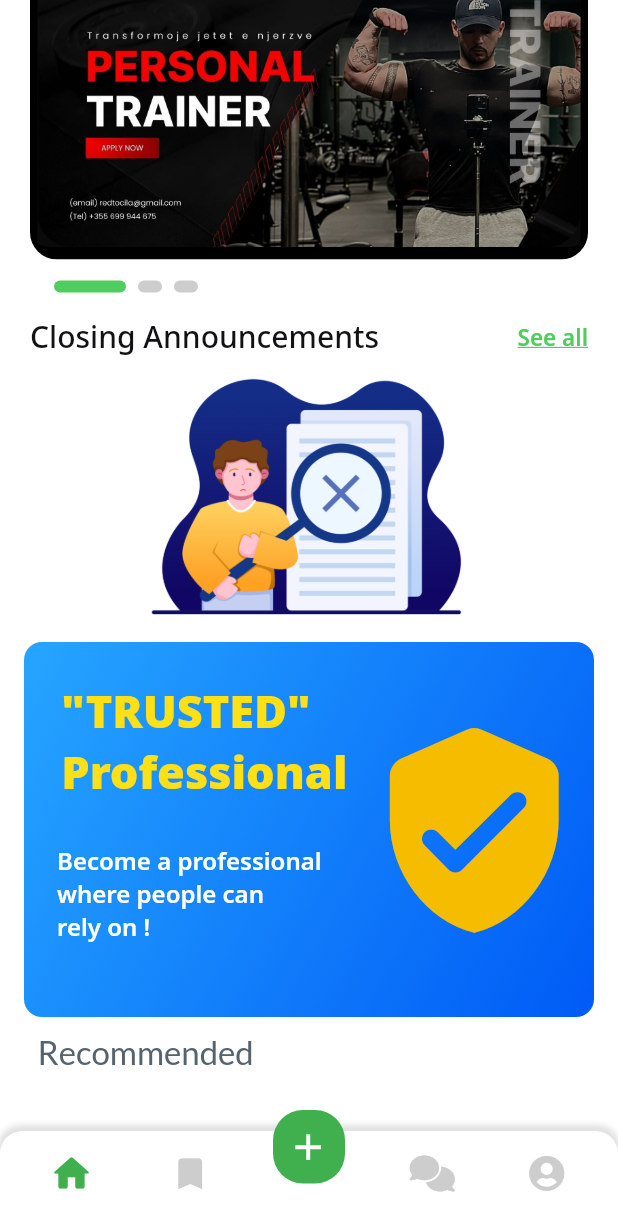
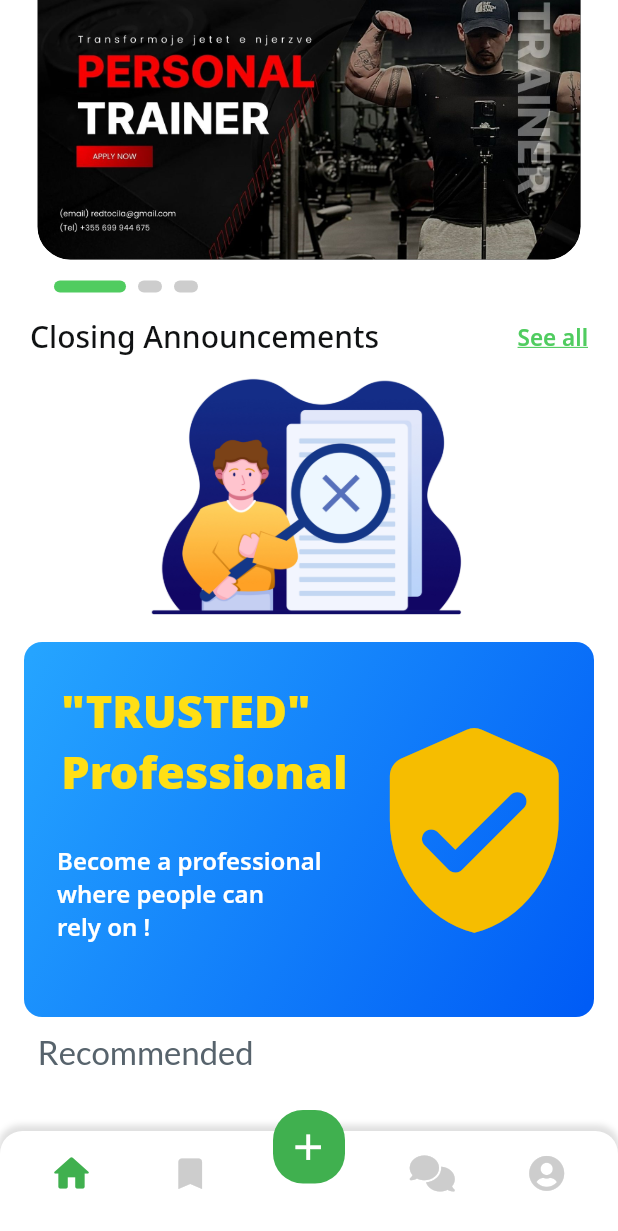
Before and after one commit to adrilevendi/kutagjej, a Flutter app: the screen it shows once a user with an empty profile is signed in, scrolled down 269 dp, on a phone screen of 412 x 824 dp. Shown: the top 1231 px of the screen. Run offline on Flutter 3.47's test engine with Material 3 defaults, Android fonts, the light colour scheme and no system bars; drawn by our look-alikes of flutter_animate, smooth_page_indicator; our stand-ins replace auto_size_text, badges, cached_network_image, chewie, cloud_firestore, easy_debounce and 24 more; missing offline and left inert: algolia, flutter_pannable_rating_bar, json_path, mime_type, text_search, twocheckout_flutter; accounts and stored records are empty; network calls fail.

Commit message:
fixed issue with corner of images

```diff
--- a/lib/main_page/home/home_widget.dart
+++ b/lib/main_page/home/home_widget.dart
@@ -847,35 +847,24 @@ class _HomeWidgetState extends State<HomeWidget> with TickerProviderStateMixin {
                                   PageController(initialPage: 0),
                               scrollDirection: Axis.horizontal,
                               children: [
-                                ClipRRect(
-                                  borderRadius: BorderRadius.circular(18.0),
-                                  child: Container(
-                                    width: 100.0,
-                                    // height: 100.0,
-                                    decoration: const BoxDecoration(
-                                      color: Colors.black,
-
-                                      // borderRadius: BorderRadius.only(
-                                      //   bottomLeft: Radius.circular(0.0),
-                                      //   bottomRight: Radius.circular(25.0),
-                                      //   topLeft: Radius.circular(0.0),
-                                      //   topRight: Radius.circular(25.0),
-                                      // ),
+                                Container(
+                                  margin:
+                                      const EdgeInsets.symmetric(horizontal: 5),
+                                  decoration: BoxDecoration(
+                                    color: Color.fromARGB(255, 10, 10, 10),
+                                    borderRadius: BorderRadius.circular(22.0),
                                   ),
-                                    child: Column(
-                                      mainAxisSize: MainAxisSize.max,
-                                      children: [
-                                        ClipRRect(
-                                          borderRadius:
-                                              BorderRadius.circular(12.0),
+                                  child: ClipRRect(
+                                    borderRadius: BorderRadius.circular(22.0),
                                     child: InkWell(
-                                            child: Container(
-                                              margin:
-                                                  const EdgeInsets.symmetric(
-                                                      horizontal: 5),
-                                              decoration: const BoxDecoration(
-                                                  color: Color.fromARGB(
-                                                      255, 10, 10, 10)),
+                                      onTap: () async {
+                                        final Uri url = Uri.parse(
+                                            'https://instagram.com/redtocila');
+                                        if (!await launchUrl(url)) {
+                                          throw Exception(
+                                              'Could not launch url');
+                                        }
+                                      },
                                       child: ClipRRect(
                                         borderRadius:
                                             BorderRadius.circular(22.0),
@@ -888,27 +877,17 @@ class _HomeWidgetState extends State<HomeWidget> with TickerProviderStateMixin {
                                         ),
                                       ),
                                     ),
-                                            onTap: () async {
-                                              final Uri url = Uri.parse(
-                                                  'https://instagram.com/redtocila');
-                                              if (!await launchUrl(url)) {
-                                                throw Exception(
-                                                    'Could not launch url');
-                                              }
-                                            },
-                                          ),
-                                        )
-                                      ],
                                   ),
                                 ),
-                                ),
-                                ClipRRect(
+                                Container(
+                                  margin:
+                                      const EdgeInsets.symmetric(horizontal: 5),
+                                  decoration: BoxDecoration(
                                       borderRadius: BorderRadius.circular(22.0),
-                                  child: Container(
-                                    margin: const EdgeInsets.symmetric(
-                                        horizontal: 5),
-                                    decoration: const BoxDecoration(
-                                        color: Color.fromARGB(255, 10, 10, 10)),
+                                      color: const Color.fromARGB(
+                                          255, 10, 10, 10)),
+                                  child: ClipRRect(
+                                    borderRadius: BorderRadius.circular(22.0),
                                     child: ClipRRect(
                                       borderRadius: BorderRadius.circular(22.0),
                                       child: const Image(
@@ -920,15 +899,15 @@ class _HomeWidgetState extends State<HomeWidget> with TickerProviderStateMixin {
                                   ),
                                 ),
                                 // SizedBox(width: 10),
-                                ClipRRect(
-                                  borderRadius: BorderRadius.circular(22.0),
-                                  child: Container(
-                                    // margin: const EdgeInsets.symmetric(
-                                    // horizontal: 5),
+                                Container(
+                                  margin:
+                                      const EdgeInsets.symmetric(horizontal: 5),
                                   decoration: BoxDecoration(
                                     // color: Color.fromARGB(255, 10, 10, 10)
                                     borderRadius: BorderRadius.circular(22.0),
                                   ),
+                                  child: ClipRRect(
+                                    borderRadius: BorderRadius.circular(22.0),
                                     child: ClipRRect(
                                       borderRadius: BorderRadius.circular(22.0),
                                       child: const Image(
```
Lines whose indentation alone changed are shown as unchanged.
